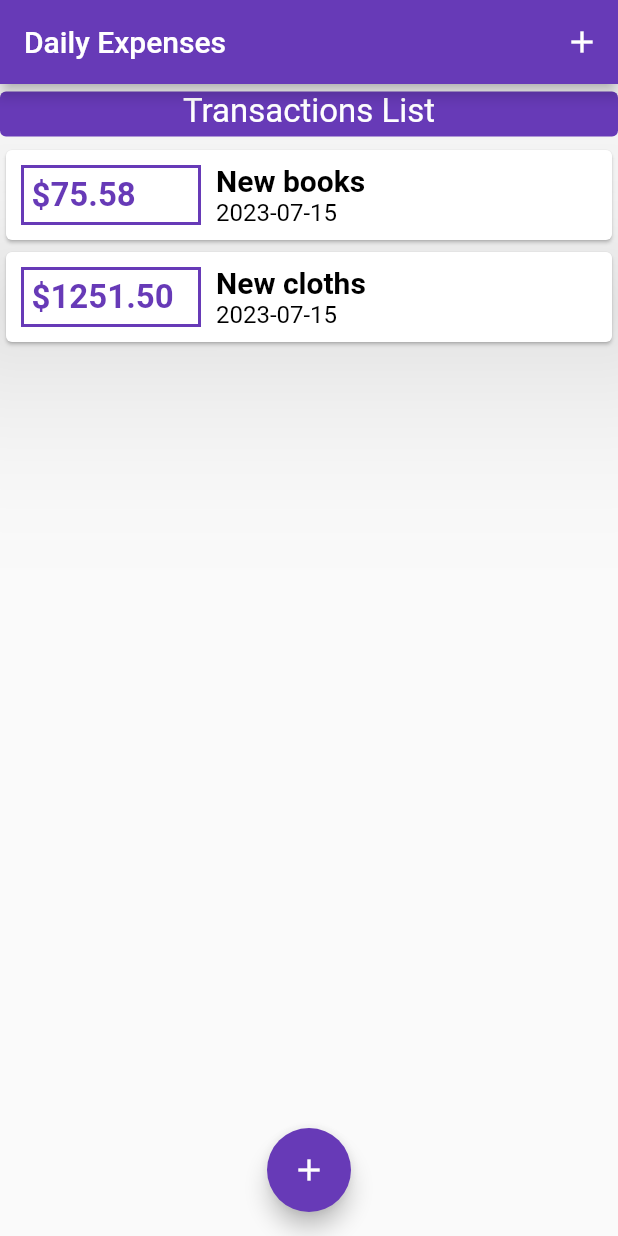
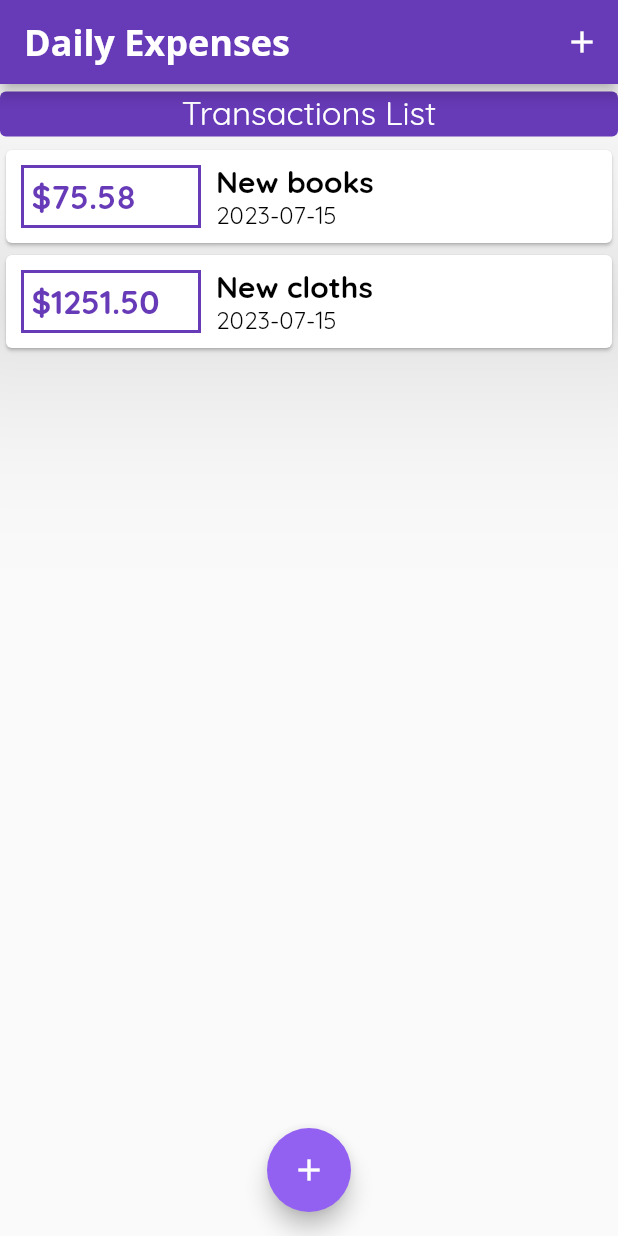
Before and after one commit to RasikaRD/ExpensesApp, a Flutter app: the screen it shows after launch, on a phone screen of 412 x 824 dp. Run offline on Flutter 3.47's test engine with Material 2 defaults, Android fonts, the phone set to English and light mode, and no system bars.

Commit message:
add custom font and theme

```diff
--- a/lib/main.dart
+++ b/lib/main.dart
@@ -52,10 +52,19 @@ class _MyHomePageState extends State<MyHomePage> {
       title: 'Daily Expenses',
       theme: ThemeData(
         primarySwatch: Colors.deepPurple,
+        accentColor:Color.fromARGB(255, 147, 97, 241),
+        fontFamily: 'Quicksand',
+        // appBarTheme: AppBarTheme(
+        //   textTheme: ThemeData.light().textTheme.copyWith(
+        //     titleMedium: const TextStyle(
+        //       fontFamily: 'OpenSans',
+        //       fontSize: 24,
+        //       fontWeight: FontWeight.bold,
+        //       )))
       ),
       home: Scaffold(
         appBar: AppBar(
-          title: const Text('Daily Expenses'),
+          title: const Text('Daily Expenses', style: TextStyle(fontFamily: 'OpenSans', fontSize: 24, fontWeight: FontWeight.bold),),
           actions: <Widget>[
             Builder(
               builder: (BuildContext context) {
```
Also changed, not shown: pubspec.yaml (+12 -6 lines), assets/fonts/OpenSans-Bold.ttf (added), assets/fonts/OpenSans-Regular.ttf (added), assets/fonts/Quicksand-Bold.ttf (added), assets/fonts/Quicksand-Light.ttf (added), assets/fonts/Quicksand-Medium.ttf (added), assets/fonts/Quicksand-Regular.ttf (added).
